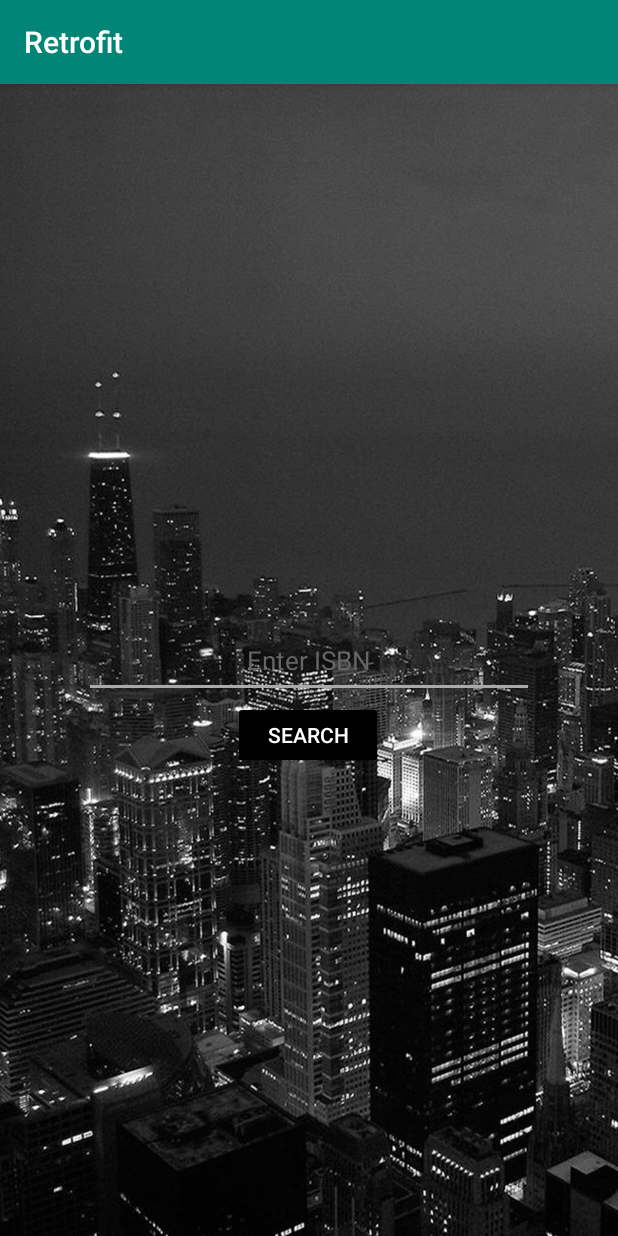
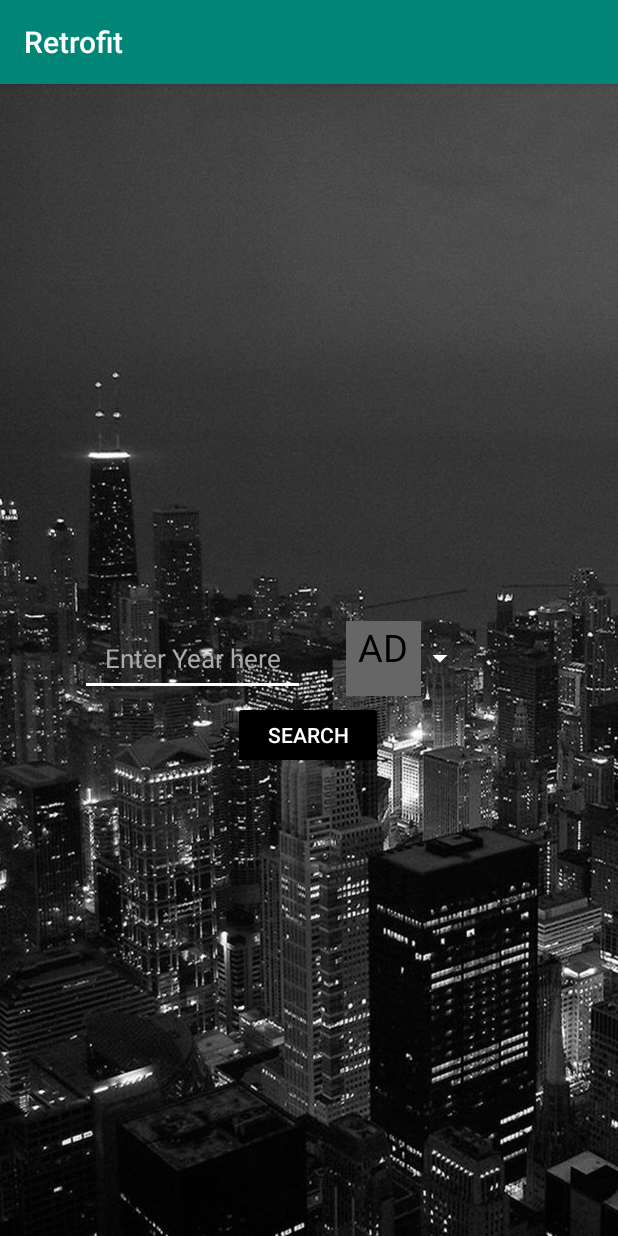
Before and after one commit to CuaMcCarsaree44/Retrofit, an Android app: the screen it shows after launch (MainActivity), on a phone screen of 412 x 824 dp. Run offline under Robolectric (Android 15) with nearby library versions, the phone set to English and light mode, and no system bars.

Commit message:
Progress: Some Layouts, Created Recycler View, Recycler View Adapter

```diff
--- a/app/build.gradle
+++ b/app/build.gradle
@@ -24,12 +24,15 @@ android {
 
 dependencies {
     implementation fileTree(dir: 'libs', include: ['*.jar'])
-    implementation"org.jetbrains.kotlin:kotlin-stdlib-jdk7:$kotlin_version"
+    implementation "org.jetbrains.kotlin:kotlin-stdlib-jdk7:$kotlin_version"
     implementation 'com.android.support:appcompat-v7:28.0.0'
     implementation 'com.android.support.constraint:constraint-layout:1.1.3'
     testImplementation 'junit:junit:4.12'
     androidTestImplementation 'com.android.support.test:runner:1.0.2'
     androidTestImplementation 'com.android.support.test.espresso:espresso-core:3.0.2'
+
+
+    implementation 'com.android.support:recyclerview-v7:28.0.0'
 
     //TODO 1a Including Retrofit and GSON Library
     //TODO 1b Downloads JSON to Kotlin Class Package
--- a/app/src/main/java/com/example/retrofit/MainActivity.kt
+++ b/app/src/main/java/com/example/retrofit/MainActivity.kt
@@ -4,9 +4,6 @@ import android.content.Context
 import android.support.v7.app.AppCompatActivity
 import android.os.Bundle
 import android.view.View
-import android.widget.Button
-import android.widget.EditText
-import android.widget.Toast
 import com.example.retrofit.services.ApiServices
 import com.example.retrofit.services.InitRetrofit
 import java.net.URL
@@ -14,12 +11,17 @@ import android.net.NetworkInfo
 import android.content.Context.CONNECTIVITY_SERVICE
 import android.support.v4.content.ContextCompat.getSystemService
 import android.net.ConnectivityManager
+import android.widget.*
+import java.lang.Exception
 
 
+class MainActivity : AppCompatActivity(), View.OnClickListener, AdapterView.OnItemSelectedListener {
 
-class MainActivity : AppCompatActivity(), View.OnClickListener {
     var search:Button? = null
     var searchBox:EditText? = null
+    var spinner: Spinner?= null
+    var code:String = "ID"
+    var text:TextView?= null
 
     fun isConnectedToServer(){
         val cm = getSystemService(Context.CONNECTIVITY_SERVICE) as ConnectivityManager
@@ -37,21 +39,45 @@ class MainActivity : AppCompatActivity(), View.OnClickListener {
         isConnectedToServer()
         search = findViewById(R.id.searchButton)
         searchBox = findViewById(R.id.searchTextbox)
+        spinner = findViewById(R.id.countrypicker)
+
+        text = findViewById(R.id.spinner_label)
+        var adapter = ArrayAdapter.createFromResource(this, R.array.country, android.R.layout.simple_spinner_item)
+        adapter.setDropDownViewResource(android.R.layout.simple_spinner_dropdown_item)
+        this.spinner?.setAdapter(adapter)
+        this.spinner?.setOnItemSelectedListener(this)
 
         search?.setOnClickListener(this)
     }
 
     override fun onClick(view: View?) {
-        var searchString:String?
+       var searchString:String = searchBox?.text.toString()
        when(view?.id)
        {
            R.id.searchButton ->
            {
-               searchString = searchBox?.text.toString()
-
-                Toast.makeText(this, "The Search String is $searchString", Toast.LENGTH_LONG).show()
+               try {
+                   var numb:Int = searchString.toInt()
+                   if(numb > 9999 || numb < 0)
+                       Toast.makeText(this@MainActivity, "Your input must 0 to 9999!", Toast.LENGTH_LONG).show()
+                   else Toast.makeText(this@MainActivity, "Year is: $numb and Country Code is $code", Toast.LENGTH_LONG).show()
+               }catch(e: Exception)
+               {
+                   Toast.makeText(this@MainActivity, "Please input an Integer. . .", Toast.LENGTH_LONG).show()
+               }
            }
        }
+    }
+
+    override fun onNothingSelected(parent: AdapterView<*>?) {
+        parent?.setSelection(-1)
+        text?.setText("--")
+
+    }
+
+    override fun onItemSelected(parent: AdapterView<*>?, view: View?, position: Int, id: Long) {
+        code = parent?.getItemAtPosition(position).toString()
+        text?.setText(code)
     }
 /*
     fun showBook()
--- a/app/src/main/java/com/example/retrofit/services/ApiServices.kt
+++ b/app/src/main/java/com/example/retrofit/services/ApiServices.kt
@@ -1,12 +1,12 @@
 package com.example.retrofit.services
+import com.example.retrofit.model.Datas
+import retrofit2.Call
+import retrofit2.http.GET
 
-import com.example.retrofit.model.datas
-import retrofit2.http.GET
-import retrofit2.Call
 
-//val URL:String = "https://www.booknomads.com/api/v0/isbn/9789000035526"
+//val URL:String = "https://date.nager.at/api/v2/publicholidays/yyyy/CD/"
 interface ApiServices {
 
-    @GET("https://www.booknomads.com/api/v0/isbn/")
-    fun getAllData(text:String):Call<datas>
+    @GET("https://date.nager.at/api/v2/publicholidays/")
+    fun getAllData(text:String): Call<Datas>
 }
--- a/app/src/main/java/com/example/retrofit/services/InitRetrofit.kt
+++ b/app/src/main/java/com/example/retrofit/services/InitRetrofit.kt
@@ -5,7 +5,7 @@ import retrofit2.Retrofit
 
 class InitRetrofit {
     companion object {
-        var API_KEY:String = "https://www.booknomads.com/api/v0/isbn/"
+        var API_KEY:String = "https://date.nager.at/api/v2/publicholidays/"
         fun setInit():Retrofit
         {
             return Retrofit.Builder().baseUrl(API_KEY).addConverterFactory(GsonConverterFactory.create()).build()
--- a/app/src/main/res/layout/activity_main.xml
+++ b/app/src/main/res/layout/activity_main.xml
@@ -12,9 +12,45 @@
 
 >
 
+    <Spinner
+            android:id="@+id/countrypicker"
+            android:layout_width="70dp"
+            android:layout_height="50dp"
+            android:backgroundTint="#FFFFFF"
+
+            app:layout_constraintRight_toRightOf="parent"
+            app:layout_constraintLeft_toLeftOf="parent"
+            app:layout_constraintTop_toTopOf="parent"
+            app:layout_constraintBottom_toBottomOf="parent"
+            app:layout_constraintHorizontal_bias="0.724"
+            app:layout_constraintVertical_bias="0.499"
+    >
+
+    </Spinner>
+
+    <TextView
+            android:id="@+id/spinner_label"
+            android:layout_width="50dp"
+            android:layout_height="50dp"
+
+            app:layout_constraintBottom_toBottomOf="parent"
+            app:layout_constraintTop_toTopOf="parent"
+            app:layout_constraintLeft_toLeftOf="parent"
+            app:layout_constraintRight_toRightOf="parent"
+            app:layout_constraintHorizontal_bias="0.637"
+            app:layout_constraintVertical_bias="0.499"
+
+            android:text="--"
+            android:textColor="#000000"
+            android:textSize="25sp"
+            android:textAlignment="center"
+            android:background="#666666"
+
+    />
+
     <EditText
             android:id="@+id/searchTextbox"
-            android:layout_width="300dp"
+            android:layout_width="150dp"
             android:layout_height="50dp"
             android:textSize="17sp"
 
@@ -23,13 +59,15 @@
             app:layout_constraintLeft_toLeftOf="parent"
             app:layout_constraintRight_toRightOf="parent"
 
-            android:hint="Enter ISBN"
-            android:textColorHint="#666666"
+            android:hint="Enter Year here"
+            android:textColorHint="#AAAAAA"
             android:textAlignment="center"
-            android:textColor="#AAAAAA"
-            android:backgroundTint="#AAAAAA"
+            android:textColor="#FFFFFF"
+            android:backgroundTint="#FFFFFF"
 
-    />
+            app:layout_constraintHorizontal_bias="0.203" app:layout_constraintVertical_bias="0.499"/>
+
+
     <Button
             android:id="@+id/searchButton"
             android:layout_width="100dp"
--- a/app/src/main/res/values/strings.xml
+++ b/app/src/main/res/values/strings.xml
@@ -1,3 +1,105 @@
 <resources>
     <string name="app_name">Retrofit</string>
+
+    <string-array name="country">
+        <item>AD</item>
+        <item>AR</item>
+        <item>AT</item>
+        <item>AU</item>
+        <item>AX</item>
+        <item>BB</item>
+        <item>BE</item>
+        <item>BG</item>
+        <item>BJ</item>
+        <item>BO</item>
+        <item>BR</item>
+        <item>BS</item>
+        <item>BW</item>
+        <item>BY</item>
+        <item>BZ</item>
+        <item>CA</item>
+        <item>CH</item>
+        <item>CL</item>
+        <item>CN</item>
+        <item>CO</item>
+        <item>CR</item>
+        <item>CU</item>
+        <item>CY</item>
+        <item>CZ</item>
+        <item>DE</item>
+        <item>DK</item>
+        <item>DO</item>
+        <item>EC</item>
+        <item>EE</item>
+        <item>EG</item>
+        <item>ES</item>
+        <item>FI</item>
+        <item>FO</item>
+        <item>FR</item>
+        <item>GA</item>
+        <item>GB</item>
+        <item>GD</item>
+        <item>GL</item>
+        <item>GM</item>
+        <item>GR</item>
+        <item>GT</item>
+        <item>GY</item>
+        <item>HN</item>
+        <item>HR</item>
+        <item>HT</item>
+        <item>HU</item>
+        <item>ID</item>
+        <item>IE</item>
+        <item>IM</item>
+        <item>IS</item>
+        <item>IT</item>
+        <item>JE</item>
+        <item>JM</item>
+        <item>JP</item>
+        <item>LI</item>
+        <item>LS</item>
+        <item>LT</item>
+        <item>LU</item>
+        <item>LV</item>
+        <item>MA</item>
+        <item>MC</item>
+        <item>MD</item>
+        <item>MG</item>
+        <item>MK</item>
+        <item>MN</item>
+        <item>MT</item>
+        <item>MX</item>
+        <item>MZ</item>
+        <item>NA</item>
+        <item>NE</item>
+        <item>NI</item>
+        <item>NL</item>
+        <item>NO</item>
+        <item>NZ</item>
+        <item>PA</item>
+        <item>PE</item>
+        <item>PL</item>
+        <item>PR</item>
+        <item>PT</item>
+        <item>PY</item>
+        <item>RO</item>
+        <item>RS</item>
+        <item>RU</item>
+        <item>SE</item>
+        <item>SI</item>
+        <item>SJ</item>
+        <item>SK</item>
+        <item>SM</item>
+        <item>SR</item>
+        <item>SV</item>
+        <item>TN</item>
+        <item>TR</item>
+        <item>UA</item>
+        <item>US</item>
+        <item>UY</item>
+        <item>VA</item>
+        <item>VE</item>
+        <item>VN</item>
+        <item>ZA</item>
+    </string-array>
 </resources>
```
Also changed, not shown: app/src/main/AndroidManifest.xml (+8 -4 lines), app/src/main/java/com/example/retrofit/ShowData.kt (added, +12 -0 lines), app/src/main/java/com/example/retrofit/adapter/DatasAdapter.kt (added, +35 -0 lines), app/src/main/java/com/example/retrofit/model/Author.kt (deleted, +0 -8 lines), app/src/main/java/com/example/retrofit/model/Datas.kt (added, +13 -0 lines), app/src/main/java/com/example/retrofit/model/datas.kt (deleted, +0 -22 lines), app/src/main/res/layout/activity_show_data.xml (added, +27 -0 lines), app/src/main/res/layout/lists.xml (added, +26 -0 lines), app/src/main/res/drawable/background_blur.jpeg (added).
